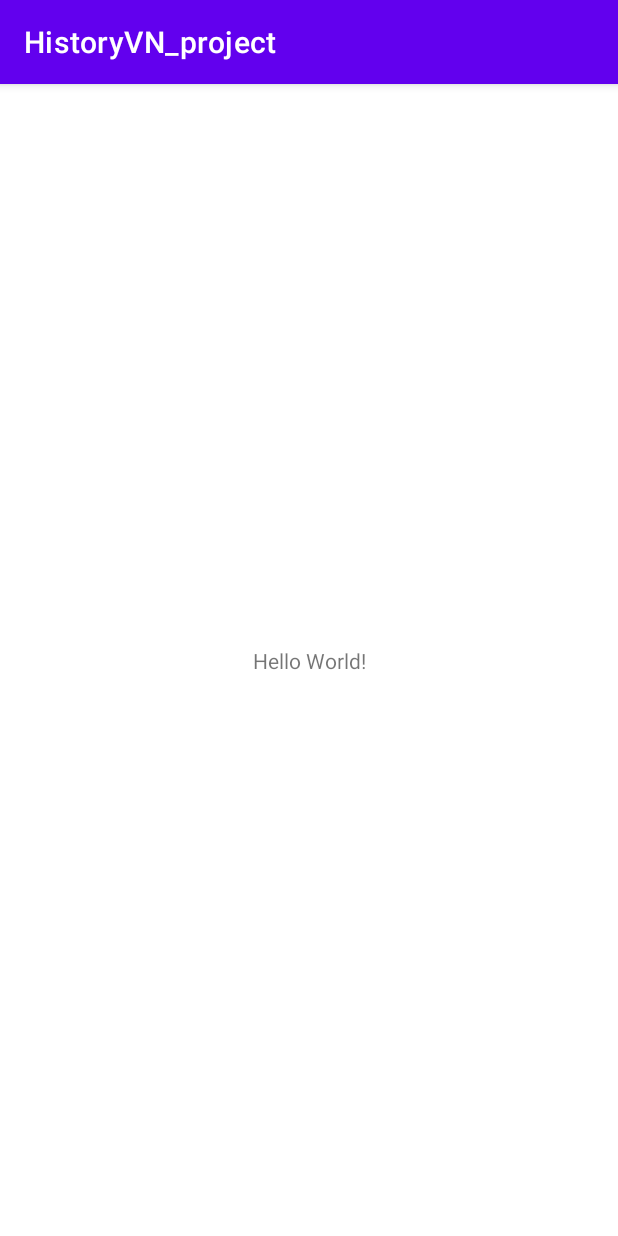
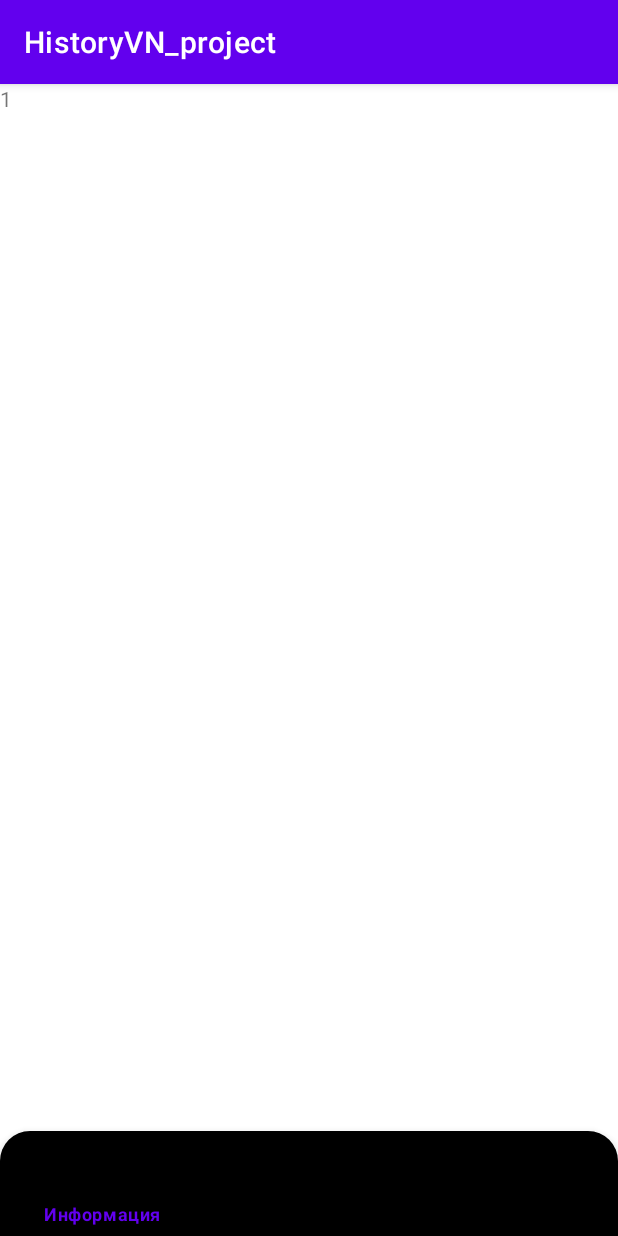
Before and after one commit to AnGeLZhiL/HistoryVN_project, an Android app: the MainActivity screen opened directly, with no data from a screen before it, on a phone screen of 412 x 824 dp. Run offline under Robolectric (Android 15) with nearby library versions, the phone set to English and light mode, and no system bars; our stand-ins replace navigation-ui.

Commit message:
Создана навигация

```diff
--- a/app/build.gradle
+++ b/app/build.gradle
@@ -42,6 +42,8 @@ dependencies {
     implementation 'androidx.appcompat:appcompat:1.6.1'
     implementation 'com.google.android.material:material:1.8.0'
     implementation 'androidx.constraintlayout:constraintlayout:2.1.4'
+    implementation 'androidx.navigation:navigation-fragment-ktx:2.5.3'
+    implementation 'androidx.navigation:navigation-ui-ktx:2.5.3'
     testImplementation 'junit:junit:4.13.2'
     androidTestImplementation 'androidx.test.ext:junit:1.1.5'
     androidTestImplementation 'androidx.test.espresso:espresso-core:3.5.1'
--- /dev/null
+++ b/app/src/main/java/com/example/historyvn_project/InformationFragment.kt
@@ -0,0 +1,59 @@
+package com.example.historyvn_project
+
+import android.os.Bundle
+import androidx.fragment.app.Fragment
+import android.view.LayoutInflater
+import android.view.View
+import android.view.ViewGroup
+
+// TODO: Rename parameter arguments, choose names that match
+// the fragment initialization parameters, e.g. ARG_ITEM_NUMBER
+private const val ARG_PARAM1 = "param1"
+private const val ARG_PARAM2 = "param2"
+
+/**
+ * A simple [Fragment] subclass.
+ * Use the [InformationFragment.newInstance] factory method to
+ * create an instance of this fragment.
+ */
+class InformationFragment : Fragment() {
+    // TODO: Rename and change types of parameters
+    private var param1: String? = null
+    private var param2: String? = null
+
+    override fun onCreate(savedInstanceState: Bundle?) {
+        super.onCreate(savedInstanceState)
+        arguments?.let {
+            param1 = it.getString(ARG_PARAM1)
+            param2 = it.getString(ARG_PARAM2)
+        }
+    }
+
+    override fun onCreateView(
+        inflater: LayoutInflater, container: ViewGroup?,
+        savedInstanceState: Bundle?
+    ): View? {
+        // Inflate the layout for this fragment
+        return inflater.inflate(R.layout.fragment_information, container, false)
+    }
+
+    companion object {
+        /**
+         * Use this factory method to create a new instance of
+         * this fragment using the provided parameters.
+         *
+         * @param param1 Parameter 1.
+         * @param param2 Parameter 2.
+         * @return A new instance of fragment InformationFragment.
+         */
+        // TODO: Rename and change types and number of parameters
+        @JvmStatic
+        fun newInstance(param1: String, param2: String) =
+            InformationFragment().apply {
+                arguments = Bundle().apply {
+                    putString(ARG_PARAM1, param1)
+                    putString(ARG_PARAM2, param2)
+                }
+            }
+    }
+}
--- a/app/src/main/java/com/example/historyvn_project/MainActivity.kt
+++ b/app/src/main/java/com/example/historyvn_project/MainActivity.kt
@@ -2,11 +2,25 @@ package com.example.historyvn_project
 
 import androidx.appcompat.app.AppCompatActivity
 import android.os.Bundle
+import androidx.navigation.NavController
+import androidx.navigation.fragment.NavHostFragment
+import androidx.navigation.ui.NavigationUI.setupWithNavController
+import androidx.navigation.ui.setupActionBarWithNavController
 import com.example.historyvn_project.common.Global
+import com.example.historyvn_project.databinding.ActivityMainBinding
 
 class MainActivity : AppCompatActivity() {
+
+    private lateinit var binding: ActivityMainBinding
+    private lateinit var navController: NavController
+
     override fun onCreate(savedInstanceState: Bundle?) {
         super.onCreate(savedInstanceState)
-        setContentView(R.layout.activity_main)
+        binding = ActivityMainBinding.inflate(layoutInflater)
+        setContentView(binding.root)
+
+        val navHostFragment =supportFragmentManager.findFragmentById(R.id.fragmentContainerView) as NavHostFragment
+        navController =navHostFragment.navController
+        setupWithNavController(binding.bottomNavigationView, navController)
     }
 }
--- /dev/null
+++ b/app/src/main/res/drawable/btn.xml
@@ -0,0 +1,7 @@
+<?xml version="1.0" encoding="utf-8"?>
+<shape xmlns:android="http://schemas.android.com/apk/res/android">
+    <corners
+        android:topLeftRadius="20dp"
+        android:topRightRadius="20dp"/>
+    <solid android:color="@color/black"/>
+</shape>
--- a/app/src/main/res/layout/activity_main.xml
+++ b/app/src/main/res/layout/activity_main.xml
@@ -6,13 +6,23 @@
     android:layout_height="match_parent"
     tools:context=".MainActivity">
 
-    <TextView
-        android:layout_width="wrap_content"
-        android:layout_height="wrap_content"
-        android:text="Hello World!"
-        app:layout_constraintBottom_toBottomOf="parent"
-        app:layout_constraintEnd_toEndOf="parent"
-        app:layout_constraintStart_toStartOf="parent"
-        app:layout_constraintTop_toTopOf="parent" />
+
+    <com.google.android.material.bottomnavigation.BottomNavigationView
+        android:id="@+id/bottomNavigationView"
+        android:layout_width="match_parent"
+        android:layout_height="70dp"
+        android:background="@drawable/btn"
+        app:menu="@menu/menu"
+        app:layout_constraintBottom_toBottomOf="parent" />
+
+    <androidx.fragment.app.FragmentContainerView
+        android:id="@+id/fragmentContainerView"
+        android:name="androidx.navigation.fragment.NavHostFragment"
+        android:layout_width="match_parent"
+        android:layout_height="0dp"
+        app:defaultNavHost="true"
+        app:layout_constraintBottom_toTopOf="@+id/bottomNavigationView"
+        app:layout_constraintTop_toTopOf="parent"
+        app:navGraph="@navigation/btn" />
 
 </androidx.constraintlayout.widget.ConstraintLayout>
--- /dev/null
+++ b/app/src/main/res/layout/fragment_information.xml
@@ -0,0 +1,14 @@
+<?xml version="1.0" encoding="utf-8"?>
+<FrameLayout xmlns:android="http://schemas.android.com/apk/res/android"
+    xmlns:tools="http://schemas.android.com/tools"
+    android:layout_width="match_parent"
+    android:layout_height="match_parent"
+    tools:context=".InformationFragment">
+
+    <!-- TODO: Update blank fragment layout -->
+    <TextView
+        android:layout_width="match_parent"
+        android:layout_height="match_parent"
+        android:text="1" />
+
+</FrameLayout>
--- /dev/null
+++ b/app/src/main/res/menu/menu.xml
@@ -0,0 +1,12 @@
+<?xml version="1.0" encoding="utf-8"?>
+<menu xmlns:android="http://schemas.android.com/apk/res/android">
+    <item
+        android:title="Информация"
+        android:id="@+id/informationFragment"/>
+    <item
+        android:title="Тесты"
+        android:id="@+id/testsFragment"/>
+    <item
+        android:title="Профиль"
+        android:id="@+id/profileFragment"/>
+</menu>
--- /dev/null
+++ b/app/src/main/res/navigation/btn.xml
@@ -0,0 +1,23 @@
+<?xml version="1.0" encoding="utf-8"?>
+<navigation xmlns:android="http://schemas.android.com/apk/res/android"
+    xmlns:app="http://schemas.android.com/apk/res-auto"
+    xmlns:tools="http://schemas.android.com/tools"
+    android:id="@+id/btn"
+    app:startDestination="@id/informationFragment">
+
+    <fragment
+        android:id="@+id/informationFragment"
+        android:name="com.example.historyvn_project.InformationFragment"
+        android:label="fragment_information"
+        tools:layout="@layout/fragment_information" />
+    <fragment
+        android:id="@+id/testsFragment"
+        android:name="com.example.historyvn_project.TestsFragment"
+        android:label="fragment_tests"
+        tools:layout="@layout/fragment_tests" />
+    <fragment
+        android:id="@+id/profileFragment"
+        android:name="com.example.historyvn_project.ProfileFragment"
+        android:label="fragment_profile"
+        tools:layout="@layout/fragment_profile" />
+</navigation>
--- a/app/src/main/res/values/strings.xml
+++ b/app/src/main/res/values/strings.xml
@@ -1,3 +1,5 @@
 <resources>
     <string name="app_name">HistoryVN_project</string>
+    <!-- TODO: Remove or change this placeholder text -->
+    <string name="hello_blank_fragment">Hello blank fragment</string>
 </resources>
```
Also changed, not shown: app/src/main/java/com/example/historyvn_project/ProfileFragment.kt (added, +59 -0 lines), app/src/main/java/com/example/historyvn_project/TestsFragment.kt (added, +59 -0 lines), app/src/main/res/layout/fragment_profile.xml (added, +14 -0 lines), app/src/main/res/layout/fragment_tests.xml (added, +14 -0 lines).
